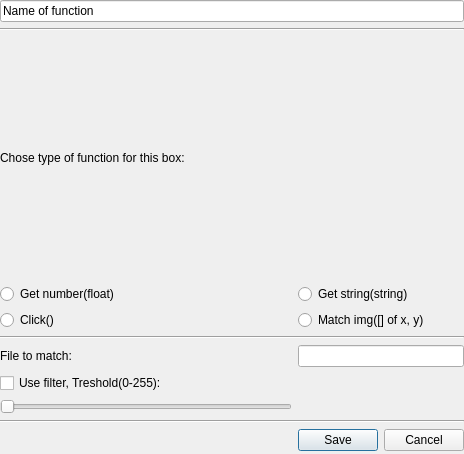
Before: the Qt Designer form Design/BoxDialog.ui in Kanter666/Botter, drawn with Qt 5.
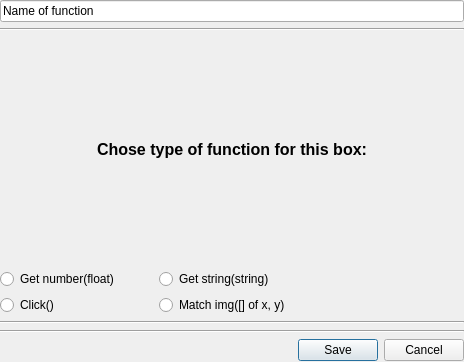
After: the same form once the commit is applied.

Commit message: Function widget is more flexible with dynamic changes

Diff of the .ui file:
```diff
--- a/Design/BoxDialog.ui
+++ b/Design/BoxDialog.ui
@@ -7,7 +7,7 @@
     <x>0</x>
     <y>0</y>
     <width>464</width>
-    <height>454</height>
+    <height>362</height>
    </rect>
   </property>
   <property name="windowTitle">
@@ -19,7 +19,7 @@
      <x>0</x>
      <y>0</y>
      <width>464</width>
-     <height>451</height>
+     <height>361</height>
     </rect>
    </property>
    <layout class="QGridLayout" name="main_gl">
@@ -67,19 +67,6 @@
       </attribute>
      </widget>
     </item>
-    <item row="8" column="0">
-     <widget class="QSlider" name="threshold_hs">
-      <property name="maximum">
-       <number>255</number>
-      </property>
-      <property name="singleStep">
-       <number>1</number>
-      </property>
-      <property name="orientation">
-       <enum>Qt::Horizontal</enum>
-      </property>
-     </widget>
-    </item>
     <item row="4" column="0">
      <widget class="QRadioButton" name="click_rb">
       <property name="text">
@@ -90,16 +77,6 @@
       </attribute>
      </widget>
     </item>
-    <item row="7" column="0">
-     <widget class="QCheckBox" name="filter_chb">
-      <property name="text">
-       <string>Use filter, Treshold(0-255):</string>
-      </property>
-     </widget>
-    </item>
-    <item row="6" column="1" colspan="2">
-     <widget class="QLineEdit" name="match_img_le"/>
-    </item>
     <item row="5" column="0" colspan="3">
      <widget class="Line" name="line">
       <property name="orientation">
@@ -107,7 +84,7 @@
       </property>
      </widget>
     </item>
-    <item row="10" column="1" colspan="2">
+    <item row="8" column="1" colspan="2">
      <widget class="QDialogButtonBox" name="buttonBox">
       <property name="orientation">
        <enum>Qt::Horizontal</enum>
@@ -117,27 +94,27 @@
       </property>
      </widget>
     </item>
-    <item row="6" column="0">
-     <widget class="QLabel" name="label_2">
-      <property name="text">
-       <string>File to match:</string>
-      </property>
-     </widget>
-    </item>
     <item row="2" column="0" colspan="3">
      <widget class="QLabel" name="label">
       <property name="text">
-       <string>Chose type of function for this box:</string>
+       <string>&lt;html&gt;&lt;head/&gt;&lt;body&gt;&lt;p align=&quot;center&quot;&gt;&lt;span style=&quot; font-size:12pt; font-weight:600;&quot;&gt;Chose type of function for this box:&lt;/span&gt;&lt;/p&gt;&lt;/body&gt;&lt;/html&gt;</string>
       </property>
      </widget>
     </item>
-    <item row="9" column="0" colspan="3">
+    <item row="7" column="0" colspan="3">
      <widget class="Line" name="line_3">
       <property name="orientation">
        <enum>Qt::Horizontal</enum>
       </property>
      </widget>
     </item>
+    <item row="6" column="0" colspan="3">
+     <layout class="QVBoxLayout" name="additional_bl">
+      <property name="sizeConstraint">
+       <enum>QLayout::SetMinimumSize</enum>
+      </property>
+     </layout>
+    </item>
    </layout>
   </widget>
  </widget>
```
The commit also changes 3 other files.
